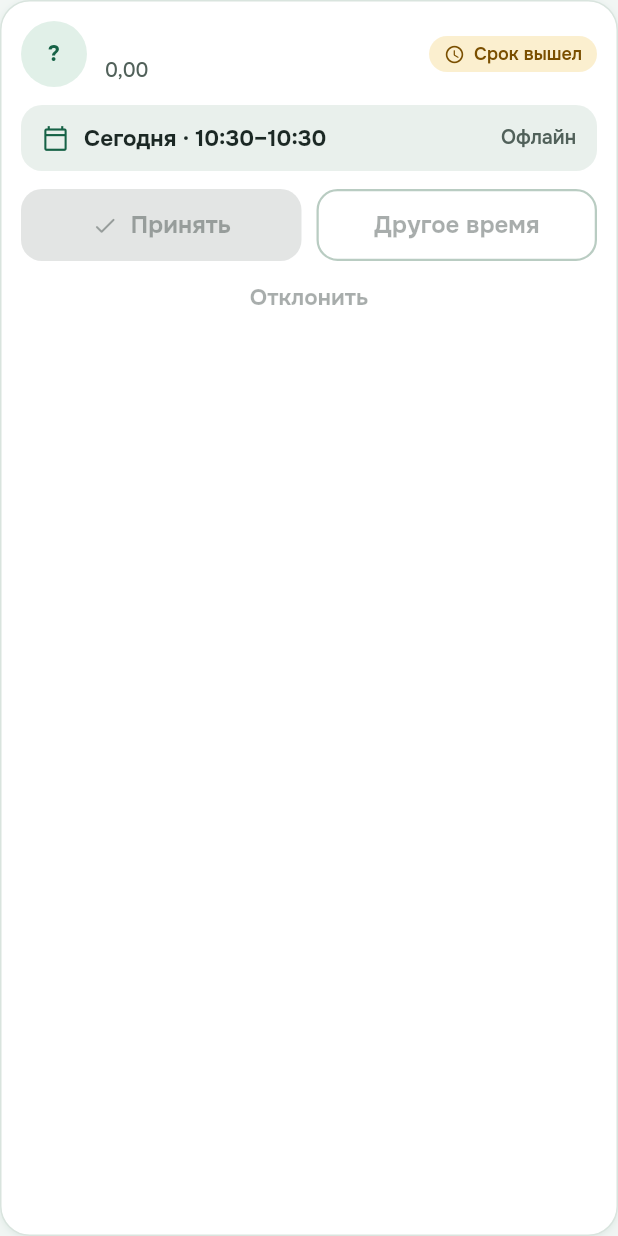
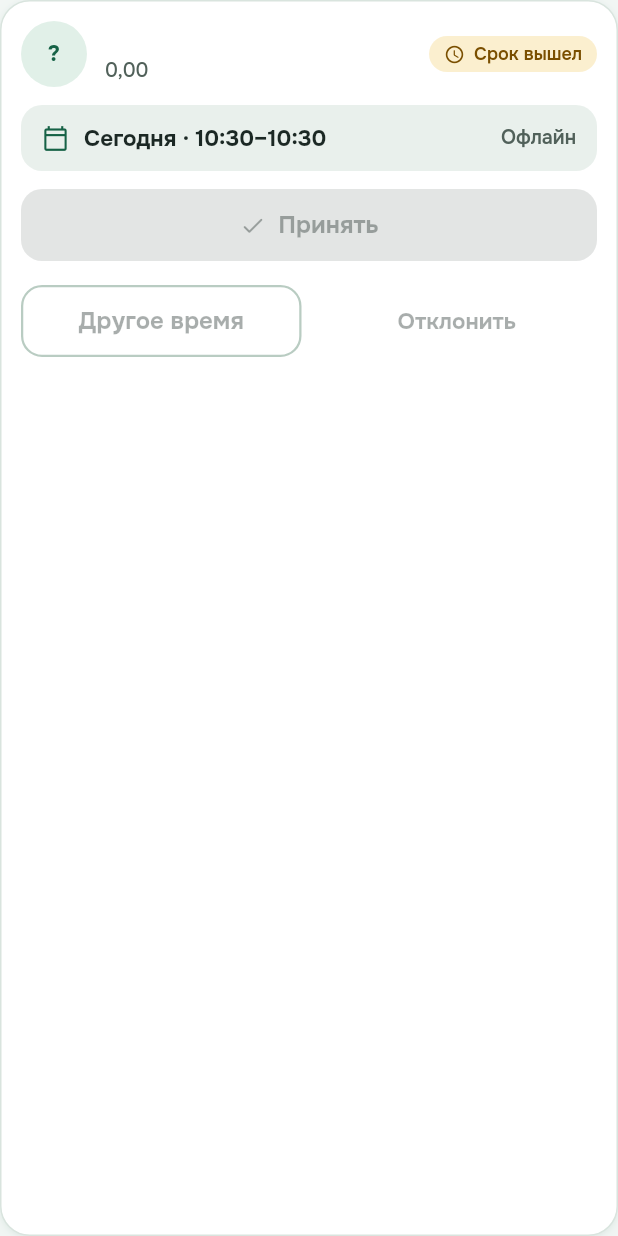
Before and after one commit to DcStrong/fitness, a Flutter app: the FyBookingRequestCard widget shown alone on an empty page, opened directly with empty values, on a phone screen of 412 x 824 dp. Run offline on Flutter 3.47's test engine with Material 3 defaults, Android fonts, the phone set to English and light mode, and no system bars; our stand-ins replace calendar_date_picker2, dio, equatable, flutter_bloc, flutter_secure_storage, go_router and 3 more; accounts and stored records are empty.

Commit message:
fix(app): перестроить кнопки карточки заявки тренера
Принять — на всю ширину, ниже в ряд «Другое время» и «Отклонить» (без обводки); отступ между рядами 16.

Co-Authored-By: Claude Sonnet 5.5 <noreply@anthropic.com>
Claude-Session: https://claude.ai/code/session_01BMFz4LN9sU1Dw3SEm7X8F6

```diff
--- a/app/fitness_app/lib/features/booking_requests/presentation/widgets/fy_booking_request_card.dart
+++ b/app/fitness_app/lib/features/booking_requests/presentation/widgets/fy_booking_request_card.dart
@@ -126,9 +126,8 @@ class FyBookingRequestCard extends StatelessWidget {
           ),
           if (request.isPending) ...[
             const SizedBox(height: 12),
-            Row(
-              children: [
-                Expanded(
+            SizedBox(
+              width: double.infinity,
               child: FilledButton.tonalIcon(
                 style: FilledButton.styleFrom(
                   minimumSize: const Size(0, 48),
@@ -141,7 +140,9 @@ class FyBookingRequestCard extends StatelessWidget {
                 label: const Text('Принять'),
               ),
             ),
-                const SizedBox(width: 10),
+            const SizedBox(height: 16),
+            Row(
+              children: [
                 Expanded(
                   child: OutlinedButton(
                     style: OutlinedButton.styleFrom(
@@ -155,15 +156,19 @@ class FyBookingRequestCard extends StatelessWidget {
                     ),
                   ),
                 ),
-              ],
+                const SizedBox(width: 10),
+                Expanded(
+                  child: TextButton(
+                    style: TextButton.styleFrom(
+                      minimumSize: const Size(0, 48),
+                      padding: const EdgeInsets.symmetric(horizontal: 10),
+                      foregroundColor: AppColors.error,
                     ),
-            Align(
-              alignment: Alignment.center,
-              child: TextButton(
-                style: TextButton.styleFrom(foregroundColor: AppColors.error),
                     onPressed: processing ? null : onReject,
                     child: const Text('Отклонить'),
                   ),
+                ),
+              ],
             ),
           ],
         ],
```
Lines whose indentation alone changed are shown as unchanged.
